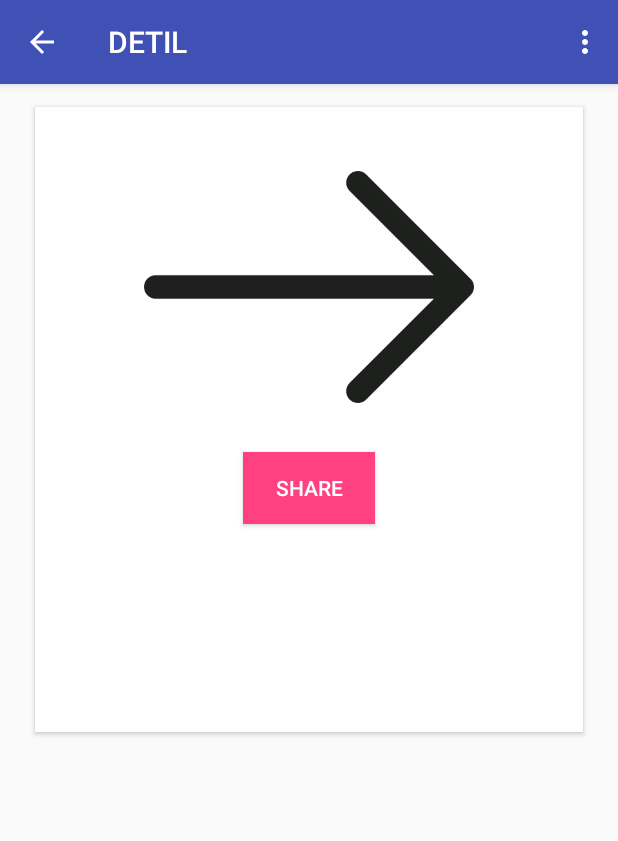
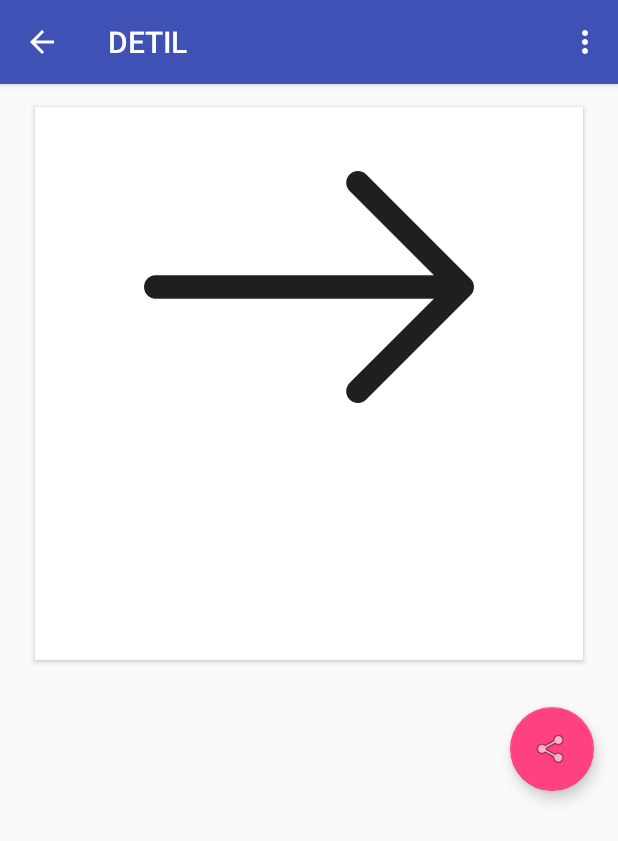
Before and after one commit to akhiyarwaladi/ADAPPS, an Android app: the MenuUtamaDetails screen opened directly, with no data from a screen before it, on a phone screen of 412 x 824 dp. Shown: the top 841 px of the screen. Run offline under Robolectric (Android 15) with nearby library versions, the light colour scheme and no system bars; libraries missing offline, so code that uses them is left out: com.facebook, com.facebook.share; pictures from the network do not load; 2 statements that could not run were skipped.

Commit message:
floating action button

```diff
--- a/app/src/main/java/com/example/aw/adapps/Activities/MenuUtamaDetails.java
+++ b/app/src/main/java/com/example/aw/adapps/Activities/MenuUtamaDetails.java
@@ -2,6 +2,7 @@ package com.example.aw.adapps.Activities;
 
 import android.content.Intent;
 import android.net.Uri;
+import android.support.design.widget.FloatingActionButton;
 import android.support.v7.app.AppCompatActivity;
 import android.os.Bundle;
 import android.support.v7.widget.Toolbar;
@@ -26,7 +27,8 @@ public class MenuUtamaDetails extends AppCompatActivity {
 
     private TextView judul, kategori, deskripsi;
     private ImageView gambar;
-    private Button share;
+
+    private FloatingActionButton fab;
 
     private String Judul, Deskripsi;
 
@@ -61,11 +63,11 @@ public class MenuUtamaDetails extends AppCompatActivity {
         deskripsi.setText(Deskripsi);
         kategori.setText(Judul);
         Glide.with(this).load(image_link).into(gambar);
-        share = (Button)findViewById(R.id.bshare);
-        share.setOnClickListener(new View.OnClickListener() {
+
+        fab = (FloatingActionButton)findViewById(R.id.fab);
+        fab.setOnClickListener(new View.OnClickListener() {
             @Override
             public void onClick(View v) {
-                //Toast.makeText(MenuUtamaDetails.this, "shared", Toast.LENGTH_SHORT).show();
                 if (ShareDialog.canShow(ShareLinkContent.class)) {
                     ShareLinkContent linkContent = new ShareLinkContent.Builder()
                             .setContentTitle(Judul)
@@ -78,6 +80,7 @@ public class MenuUtamaDetails extends AppCompatActivity {
                 }
             }
         });
+
     }
     @Override
     public boolean onCreateOptionsMenu(Menu menu) {
--- a/app/src/main/res/layout/menuutamadetails.xml
+++ b/app/src/main/res/layout/menuutamadetails.xml
@@ -49,15 +49,6 @@
                         android:layout_marginTop="10dp"
                         android:layout_height="220dp" />
 
-                    <Button
-                        android:layout_width="wrap_content"
-                        android:layout_height="wrap_content"
-                        android:text="Share"
-                        android:background="@color/colorAccent"
-                        android:textColor="@color/white"
-                        android:layout_gravity="center"
-                        android:id="@+id/bshare"/>
-
                     <TextView
                         android:id="@+id/judul"
                         android:layout_width="wrap_content"
@@ -87,5 +78,13 @@
                 </LinearLayout>
             </ScrollView>
         </android.support.v7.widget.CardView>
+
     </LinearLayout>
+    <android.support.design.widget.FloatingActionButton
+        android:id="@+id/fab"
+        android:layout_width="wrap_content"
+        android:layout_height="wrap_content"
+        android:layout_gravity="bottom|end"
+        android:layout_margin="16dp"
+        android:src="@android:drawable/ic_menu_share" />
 </LinearLayout>
```
Also changed, not shown: app/src/main/res/drawable-hdpi/ic_device_hub_black_24dp.png (added), app/src/main/res/drawable-mdpi/ic_device_hub_black_24dp.png (added), app/src/main/res/drawable-xhdpi/ic_device_hub_black_24dp.png (added), app/src/main/res/drawable-xxhdpi/ic_device_hub_black_24dp.png (added), app/src/main/res/drawable-xxxhdpi/ic_device_hub_black_24dp.png (added).
